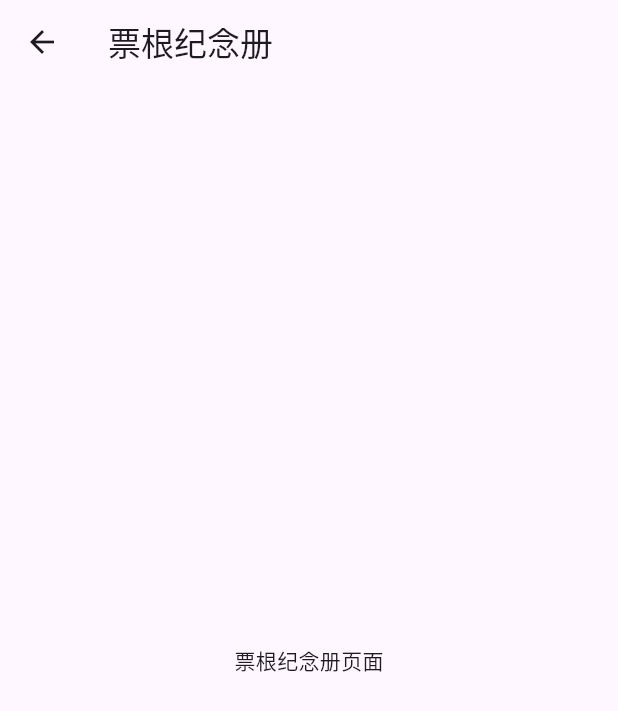
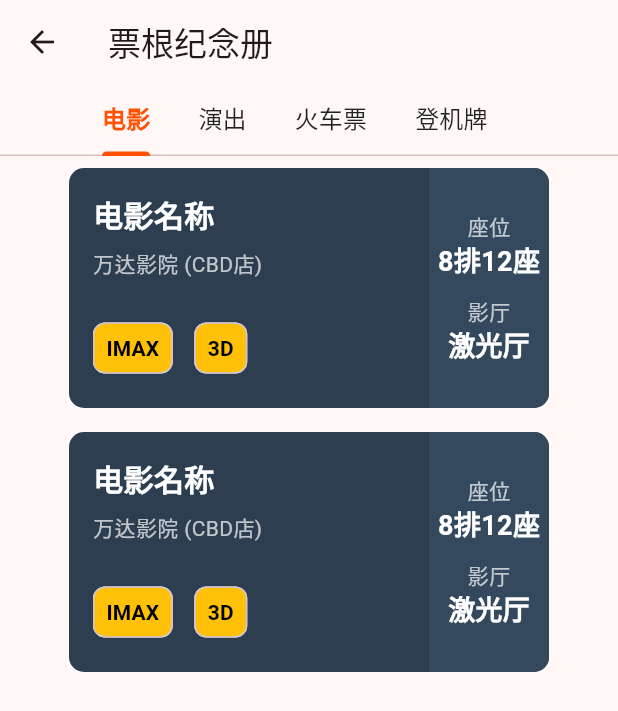
Before and after one commit to CupOfBread/WayGo, a Flutter app: the TicketAlbumPage screen opened directly, on a phone screen of 412 x 824 dp. Shown: the top 711 px of the screen. Run offline on Flutter 3.47's test engine with Material 3 defaults, Android fonts, the phone set to English and light mode, and no system bars; our stand-ins replace dio, flutter_smart_dialog, get, logger, permission_handler; missing offline and left inert: flutter_baidu_mapapi_base, flutter_baidu_mapapi_map.

Commit message:
fear: “我的”页面相关

```diff
--- a/lib/main.dart
+++ b/lib/main.dart
@@ -37,14 +37,15 @@ class WayGoApp extends StatelessWidget {
       getPages: AppRoute.routes,
       color: themeColor,
       theme: ThemeData(
-        primaryColor: themeColor,
+        useMaterial3: true,
+        colorScheme: ColorScheme.fromSeed(seedColor: themeColor),
         elevatedButtonTheme: ElevatedButtonThemeData(
           style: ElevatedButton.styleFrom(
             backgroundColor: themeColor,
             foregroundColor: Colors.white,
           ),
         ),
-        bottomNavigationBarTheme: BottomNavigationBarThemeData(
+        bottomNavigationBarTheme: const BottomNavigationBarThemeData(
           selectedItemColor: themeColor,
         ),
       ),
--- a/lib/pages/my/ticket_album/ticket_album_view.dart
+++ b/lib/pages/my/ticket_album/ticket_album_view.dart
@@ -1,18 +1,109 @@
+import 'dart:math';
+
 import 'package:flutter/material.dart';
 import 'package:get/get.dart';
+import 'package:waygo/pages/my/ticket_album/ticket_detail/ticket_detail_page.dart';
+import 'package:waygo/pages/my/ticket_album/widget/boarding_pass.dart';
+import 'package:waygo/pages/my/ticket_album/widget/movie_ticket.dart';
+import 'package:waygo/pages/my/ticket_album/widget/show_ticket.dart';
+import 'package:waygo/pages/my/ticket_album/widget/train_ticket.dart';
 import 'ticket_album_logic.dart';
 
-class TicketAlbumPage extends StatelessWidget {
+class TicketAlbumPage extends StatefulWidget {
   const TicketAlbumPage({super.key});
 
   @override
+  State<TicketAlbumPage> createState() => _TicketAlbumPageState();
+}
+
+class _TicketAlbumPageState extends State<TicketAlbumPage> {
+  late int _movieTicketCount;
+  late int _showTicketCount;
+  late int _trainTicketCount;
+  late int _boardingPassCount;
+
+  @override
+  void initState() {
+    super.initState();
+    final random = Random();
+    _movieTicketCount = random.nextInt(3) + 1;
+    _showTicketCount = random.nextInt(3) + 1;
+    _trainTicketCount = random.nextInt(3) + 1;
+    _boardingPassCount = random.nextInt(3) + 1;
+    Get.put(TicketAlbumLogic());
+  }
+
+  @override
   Widget build(BuildContext context) {
-    Get.put(TicketAlbumLogic());
-    return Scaffold(
-      appBar: AppBar(title: const Text('票根纪念册')),
-      body: const Center(
-        child: Text('票根纪念册页面'),
+    return DefaultTabController(
+      length: 4,
+      child: Scaffold(
+        appBar: AppBar(
+          title: const Text('票根纪念册'),
+          bottom: const TabBar(
+            isScrollable: true,
+            labelStyle: TextStyle(fontSize: 16, fontWeight: FontWeight.bold),
+            unselectedLabelStyle: TextStyle(fontSize: 16),
+            indicatorColor: Color.fromRGBO(255, 81, 4, 1),
+            labelColor: Color.fromRGBO(255, 81, 4, 1),
+            unselectedLabelColor: Colors.black87,
+            tabs: [
+              Tab(text: '电影'),
+              Tab(text: '演出'),
+              Tab(text: '火车票'),
+              Tab(text: '登机牌'),
+            ],
+          ),
+        ),
+        body: TabBarView(
+          children: [
+            _buildTicketList(
+              _movieTicketCount,
+              (context, index) => const MovieTicket(),
+              isClickable: true,
+              detailItemBuilder: (index) => const MovieTicket(),
+            ),
+            _buildTicketList(
+              _showTicketCount,
+              (context, index) => const ShowTicket(),
+              isClickable: true,
+              detailItemBuilder: (index) => const ShowTicket(),
+            ),
+            _buildTicketList(_trainTicketCount, (context, index) => const TrainTicket()),
+            _buildTicketList(_boardingPassCount, (context, index) => const BoardingPass()),
+          ],
+        ),
       ),
     );
   }
+
+  Widget _buildTicketList(
+    int count,
+    Widget Function(BuildContext, int) itemBuilder, {
+    bool isClickable = false,
+    Widget Function(int index)? detailItemBuilder,
+  }) {
+    return ListView.builder(
+      itemCount: count,
+      itemBuilder: (context, index) {
+        return Center(
+          child: Padding(
+            padding: const EdgeInsets.symmetric(vertical: 8.0, horizontal: 16.0),
+            child: GestureDetector(
+              onTap: isClickable
+                  ? () {
+                      Get.to(() => TicketDetailPage(
+                            initialIndex: index,
+                            ticketCount: count,
+                            ticketBuilder: (i) => detailItemBuilder!(i),
+                          ));
+                    }
+                  : null,
+              child: itemBuilder(context, index),
+            ),
+          ),
+        );
+      },
+    );
+  }
 }
--- /dev/null
+++ b/lib/pages/my/ticket_album/widget/movie_ticket.dart
@@ -0,0 +1,90 @@
+import 'package:flutter/material.dart';
+
+class MovieTicket extends StatelessWidget {
+  const MovieTicket({super.key});
+
+  @override
+  Widget build(BuildContext context) {
+    return Container(
+      width: 320,
+      height: 160,
+      decoration: BoxDecoration(
+        color: const Color(0xFF2C3E50),
+        borderRadius: BorderRadius.circular(10.0),
+      ),
+      child: Row(
+        children: [
+          Expanded(
+            flex: 3,
+            child: Padding(
+              padding: const EdgeInsets.all(16.0),
+              child: Column(
+                crossAxisAlignment: CrossAxisAlignment.start,
+                children: [
+                  const Text(
+                    '电影名称',
+                    style: TextStyle(
+                      color: Colors.white,
+                      fontSize: 20,
+                      fontWeight: FontWeight.bold,
+                    ),
+                  ),
+                  const SizedBox(height: 8),
+                  const Text(
+                    '万达影院 (CBD店)',
+                    style: TextStyle(color: Colors.white70),
+                  ),
+                  const Spacer(),
+                  const Row(
+                    children: [
+                      _InfoChip(label: 'IMAX'),
+                      SizedBox(width: 8),
+                      _InfoChip(label: '3D'),
+                    ],
+                  )
+                ],
+              ),
+            ),
+          ),
+          Expanded(
+            flex: 1,
+            child: Container(
+              decoration: const BoxDecoration(
+                color: Color(0xFF34495E),
+                borderRadius: BorderRadius.only(
+                  topRight: Radius.circular(10.0),
+                  bottomRight: Radius.circular(10.0),
+                ),
+              ),
+              child: const Column(
+                mainAxisAlignment: MainAxisAlignment.center,
+                children: [
+                  Text('座位', style: TextStyle(color: Colors.white70)),
+                  Text('8排12座', style: TextStyle(color: Colors.white, fontSize: 18, fontWeight: FontWeight.bold)),
+                  SizedBox(height: 10),
+                  Text('影厅', style: TextStyle(color: Colors.white70)),
+                  Text('激光厅', style: TextStyle(color: Colors.white, fontSize: 18, fontWeight: FontWeight.bold)),
+                ],
+              ),
+            ),
+          )
+        ],
+      ),
+    );
+  }
+}
+
+class _InfoChip extends StatelessWidget {
+  final String label;
+  const _InfoChip({required this.label});
+
+  @override
+  Widget build(BuildContext context) {
+    return Chip(
+      label: Text(label),
+      backgroundColor: Colors.amber,
+      labelStyle: const TextStyle(color: Colors.black, fontWeight: FontWeight.bold),
+      padding: EdgeInsets.zero,
+    );
+  }
+}
```
Also changed, not shown: lib/pages/my/ticket_album/ticket_detail/ticket_detail_page.dart (added, +125 -0 lines), lib/pages/my/ticket_album/widget/boarding_pass.dart (added, +92 -0 lines), lib/pages/my/ticket_album/widget/show_ticket.dart (added, +64 -0 lines), lib/pages/my/ticket_album/widget/train_ticket.dart (added, +61 -0 lines).
